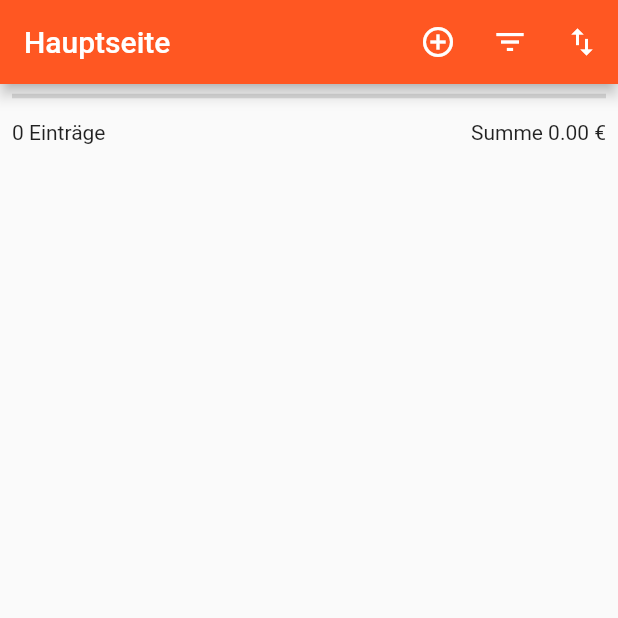
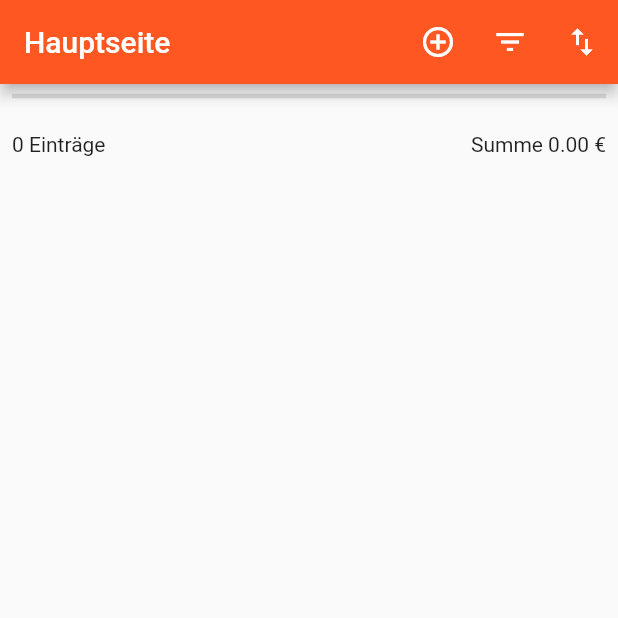
Before and after one commit to PhiliGuertler/pile-of-shame, a Flutter app: the screen it shows after launch, on a phone screen of 412 x 824 dp, the top half of it. Run offline on Flutter 3.47's test engine with Material 2 defaults, Android fonts, the phone set to English and light mode, and no system bars; our stand-ins replace dropdown_button2, transparent_image.

Commit message:
increased paddings

```diff
--- a/pile_of_shame/lib/src/screens/games.dart
+++ b/pile_of_shame/lib/src/screens/games.dart
@@ -94,7 +94,8 @@ class _GameScreenState extends State<GameScreen> {
               ),
             ),
             Container(
-              padding: const EdgeInsets.all(8.0),
+              padding: const EdgeInsets.only(
+                  right: 8.0, left: 8.0, top: 16.0, bottom: 32.0),
               child: GameListSummary(games: _games),
             ),
           ],
```
